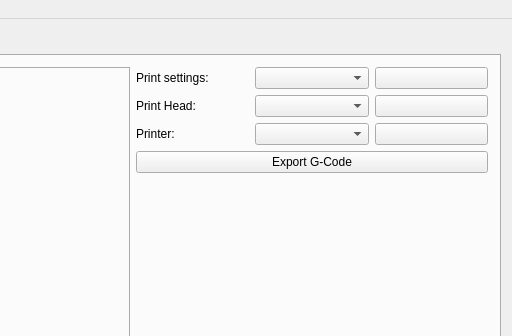
Multi-Scale-Additive-Manufacturing-Lab/Versa3dPython, file designer_files/Versa3dMainWindow.ui: the form before one commit; both pictures show x 520 to 1032 and y 0 to 336 of the 1032 by 691 pixel window.
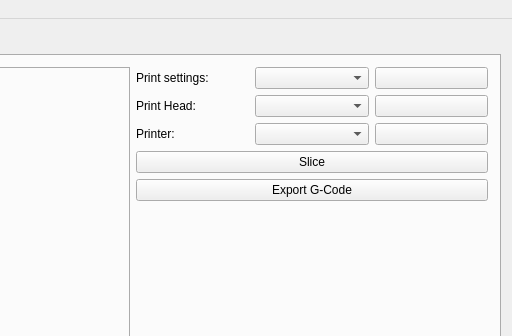
The form after the commit. Icons and pictures are not drawn. Custom widgets are drawn as their Qt base class.

```diff
--- a/designer_files/Versa3dMainWindow.ui
+++ b/designer_files/Versa3dMainWindow.ui
@@ -133,6 +133,13 @@
             </item>
            </layout>
           </item>
+          <item>
+           <widget class="QPushButton" name="SliceButton">
+            <property name="text">
+             <string>Slice</string>
+            </property>
+           </widget>
+          </item>
           <item>
            <widget class="QPushButton" name="ExportGCodeButton">
             <property name="text">
```
Left out of the diff: 2 changed lines with no effect on the pictures.
